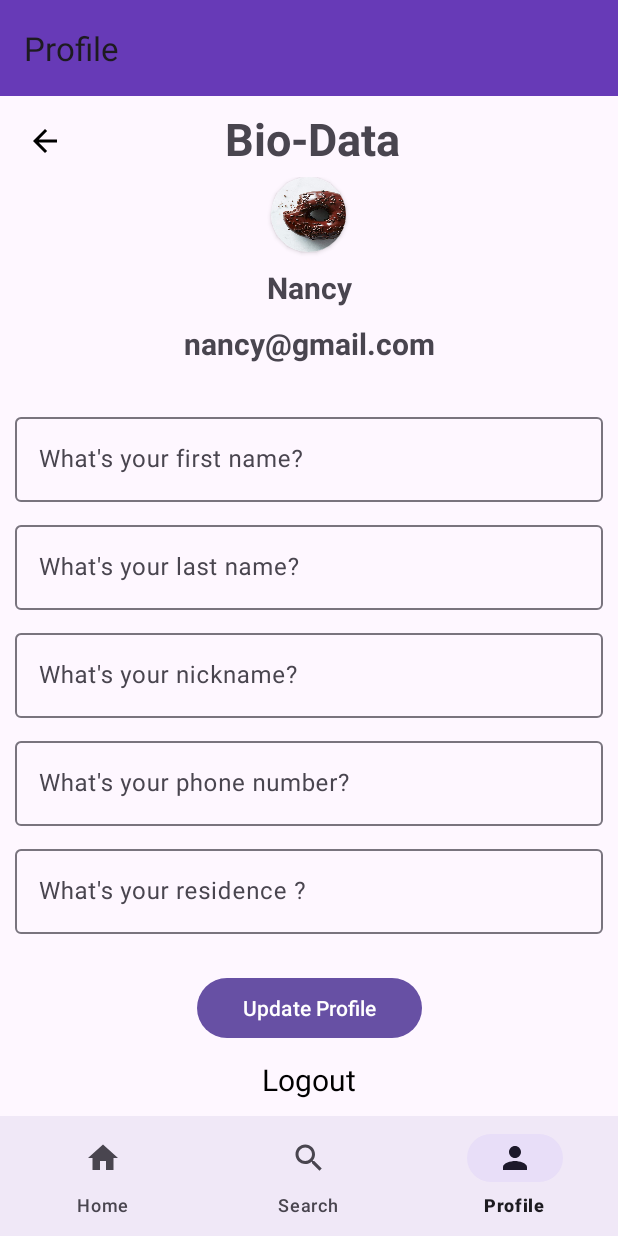
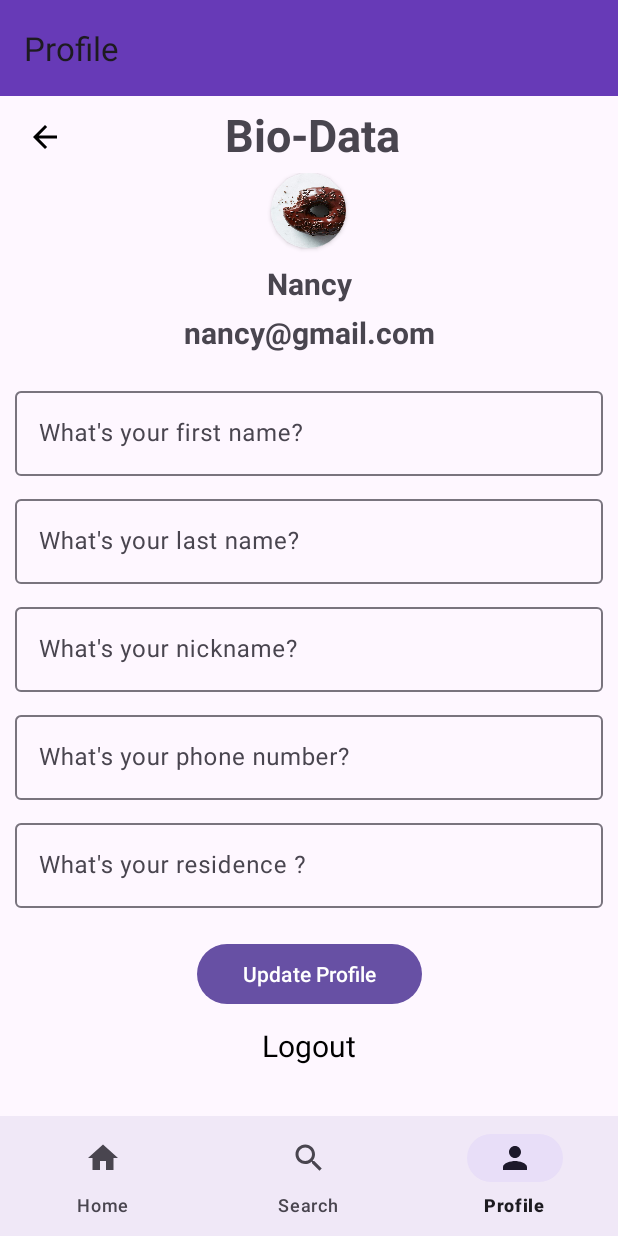
Before and after one commit to NancyN00/The-Sweet-Oven, an Android app: the ProfileFragment screen opened through its navigation route, on a phone screen of 412 x 824 dp. Run offline under Robolectric (Android 15) with nearby library versions, the phone set to English and light mode, and no system bars; our stand-ins replace Firebase (no records; nobody signed in at launch, a user with empty details on screens opened directly), navigation-ui.

```diff
--- a/app/src/main/java/com/example/thesweetoven/auth/LoginActivity.kt
+++ b/app/src/main/java/com/example/thesweetoven/auth/LoginActivity.kt
@@ -42,8 +42,8 @@ class LoginActivity : AppCompatActivity() {
         //tostring() is used to convert the editable
         //trim()function to remove leading and trailing whitespaces and then checks if the resulting string is empty
 
-        usermail.text = "nancy@gmail.com"
-        userpas.text = "12345678"
+     //   usermail.text = "nancy@gmail.com"
+     //   userpas.text = "12345678"
 
         login.setOnClickListener {
             val mail = usermail.text.toString().trim()
--- a/app/src/main/res/layout/activity_register.xml
+++ b/app/src/main/res/layout/activity_register.xml
@@ -71,7 +71,7 @@
 
     <androidx.appcompat.widget.AppCompatButton
         android:id="@+id/regbtn"
-        android:layout_width="0dp"
+        android:layout_width="150dp"
         android:layout_height="wrap_content"
         android:layout_marginHorizontal="5dp"
         android:text="Register"
--- a/app/src/main/res/layout/fragment_home.xml
+++ b/app/src/main/res/layout/fragment_home.xml
@@ -36,7 +36,7 @@
                     android:layout_width="match_parent"
                     android:layout_height="wrap_content"
                     android:text="Hello, Nancy!"
-                    android:textSize="20sp"
+                    android:textSize="15sp"
                     android:textStyle="bold"/>
 
                 <TextView
@@ -45,7 +45,7 @@
                     android:layout_height="wrap_content"
                     android:text="Nairobi, Kenya"
                     android:textStyle="bold"
-                    android:textSize="15sp"/>
+                    android:textSize="10sp"/>
 
             </LinearLayout>
 
@@ -90,6 +90,7 @@
                android:layout_width="100dp"
                android:layout_height="150dp"
                android:src="@drawable/recipe"
+
                android:scaleType="centerCrop"/>
 
             <LinearLayout
--- a/app/src/main/res/layout/fragment_profile.xml
+++ b/app/src/main/res/layout/fragment_profile.xml
@@ -19,7 +19,7 @@
                 android:layout_width="match_parent"
                 android:layout_height="wrap_content"
                 android:layout_marginStart="10dp"
-                android:layout_marginTop="8dp"
+                android:layout_marginTop="5dp"
                 android:orientation="horizontal"
                 app:layout_constraintTop_toTopOf="parent">
 
@@ -77,7 +77,7 @@
                 <TextView
                     android:layout_width="match_parent"
                     android:layout_height="wrap_content"
-                    android:layout_marginTop="10dp"
+                    android:layout_marginTop="5dp"
                     android:text="nancy@gmail.com"
                     android:textAlignment="center"
                     android:textSize="20sp"
@@ -89,7 +89,7 @@
                 android:layout_width="match_parent"
                 android:layout_height="wrap_content"
                 android:layout_marginHorizontal="10dp"
-                android:layout_marginTop="30dp"
+                android:layout_marginTop="20dp"
                 android:orientation="vertical"
                 app:layout_constraintTop_toBottomOf="@id/txt_img_layout">
 
@@ -153,7 +153,7 @@
                 android:id="@+id/update_btn"
                 android:layout_width="150dp"
                 android:layout_height="wrap_content"
-                android:layout_marginTop="15dp"
+                android:layout_marginTop="10dp"
                 android:text="Update Profile"
                 app:layout_constraintEnd_toEndOf="parent"
                 app:layout_constraintStart_toStartOf="parent"
```
Also changed, not shown: app/src/main/res/layout/activity_login.xml (+4 -3 lines), app/src/main/res/values/style_shape.xml (added, +7 -0 lines), app/src/main/res/drawable/1.jpeg (added), app/src/main/res/drawable/2.jpeg (added), app/src/main/res/drawable/3.jpeg (added), app/src/main/res/drawable/4.jpeg (added), app/src/main/res/drawable/5.jpeg (added), app/src/main/res/drawable/6.jpeg (added), app/src/main/res/drawable/7.jpeg (added), app/src/main/res/drawable/8.jpeg (added), app/src/main/res/drawable/9.jpeg (added).
